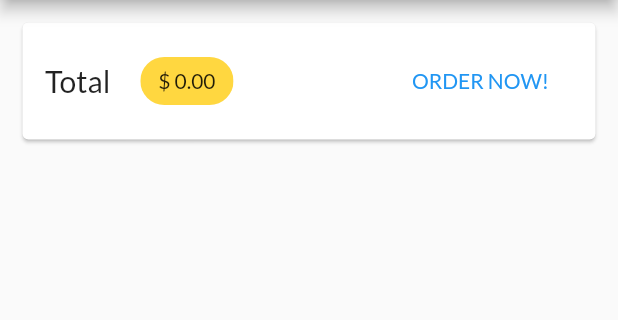
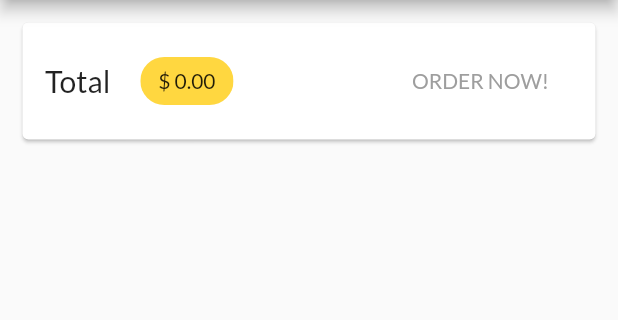
Before and after one commit to du-almeidalima/flutter-course, a Flutter app: the CartScreen screen opened by its route, on a phone screen of 412 x 824 dp, the part 84-404 px from its top. Run offline on Flutter 3.47's test engine with Material 2 defaults, Android fonts, the phone set to English and light mode, and no system bars; our stand-ins replace shared_preferences; accounts and stored records are empty.

Commit message:
Section 10: Final Touches

```diff
--- a/lib/screens/cart_screen.dart
+++ b/lib/screens/cart_screen.dart
@@ -82,6 +82,10 @@ class OrderButton extends StatefulWidget {
 class _OrderButtonState extends State<OrderButton> {
   var isLoading = false;
 
+  bool get _isCartEmpty {
+    return widget.cartProvider.itemCount == 0;
+  }
+
   void handleButtonPressed() async {
     setState(() {
       this.isLoading = true;
@@ -105,7 +109,7 @@ class _OrderButtonState extends State<OrderButton> {
   @override
   Widget build(BuildContext context) {
     return FlatButton(
-      onPressed: widget.cartProvider.itemCount > 0
+      onPressed: !this._isCartEmpty
           ? () {
               this.handleButtonPressed();
             }
@@ -114,7 +118,10 @@ class _OrderButtonState extends State<OrderButton> {
           ? CircularProgressIndicator()
           : Text(
               'ORDER NOW!',
-              style: TextStyle(color: Theme.of(context).accentColor),
+              style: TextStyle(
+                color:
+                    !_isCartEmpty ? Theme.of(context).accentColor : Colors.grey,
+              ),
             ),
     );
   }
--- a/lib/screens/edit-product-screen.dart
+++ b/lib/screens/edit-product-screen.dart
@@ -169,7 +169,11 @@ class _EditProductScreenState extends State<EditProductScreen> {
         ? const Center(child: Text('Enter a URL'))
         : FittedBox(
             fit: BoxFit.cover,
-            child: Image.network(value),
+            child: FadeInImage(
+              placeholder: AssetImage('assets/images/product-placeholder.png'),
+              image: NetworkImage(value),
+              fit: BoxFit.cover,
+            ),
           );
   }
 
--- a/lib/widgets/main_drawer.dart
+++ b/lib/widgets/main_drawer.dart
@@ -42,6 +42,10 @@ class MainDrawer extends StatelessWidget {
             automaticallyImplyLeading: false,
           ),
           Divider(),
+          buildListTile(Icons.home, 'Home', () {
+            Navigator.of(context).pushReplacementNamed('/');
+          }),
+          Divider(),
           buildListTile(Icons.shopping_cart, 'Shopping Cart', () {
             Navigator.of(context).pushReplacementNamed(CartScreen.routeName);
             // Local Route Custom Transition Animation
--- a/lib/widgets/product_item.dart
+++ b/lib/widgets/product_item.dart
@@ -47,7 +47,7 @@ class ProductItem extends StatelessWidget {
             // This tag will tell the new screen which image to expand
             tag: productProvider.id,
             child: FadeInImage(
-              placeholder: AssetImage('/assets/images/product-placeholder.png'),
+              placeholder: AssetImage('assets/images/product-placeholder.png'),
               image: NetworkImage(
                 productProvider.imageUrl,
               ),
```
Also changed, not shown: lib/widgets/user_product_item.dart (+14 -3 lines), 1 other file.
